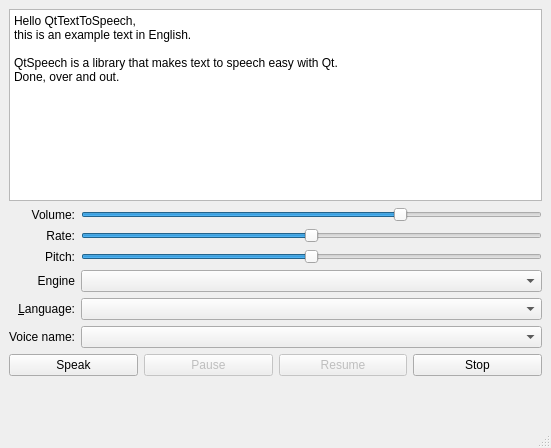
This is TTP.ui in LouayNouri/projet-recyclage as Qt 5 draws it before an edit. The edited form follows.
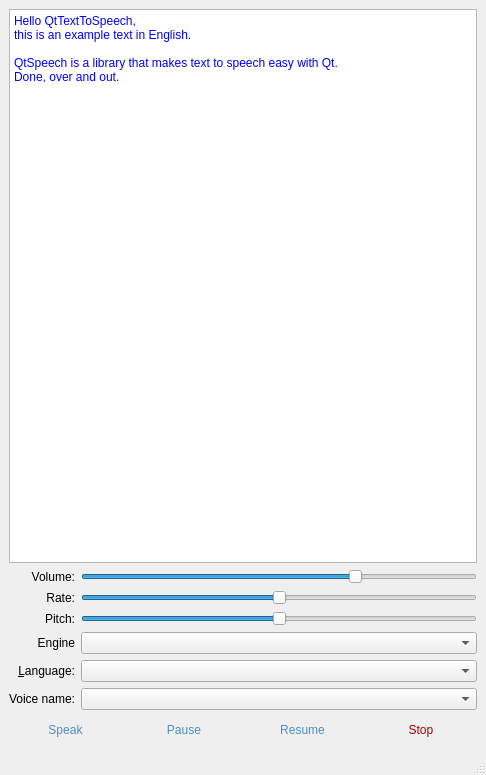
This is the edited form.

Patch:
```diff
--- a/TTP.ui
+++ b/TTP.ui
@@ -6,8 +6,8 @@
    <rect>
     <x>0</x>
     <y>0</y>
-    <width>551</width>
-    <height>448</height>
+    <width>486</width>
+    <height>775</height>
    </rect>
   </property>
   <property name="windowTitle">
@@ -23,6 +23,9 @@
         <verstretch>0</verstretch>
        </sizepolicy>
       </property>
+      <property name="styleSheet">
+       <string notr="true">color: rgb(0, 0, 255);</string>
+      </property>
       <property name="plainText">
        <string>Hello QtTextToSpeech,
 this is an example text in English.
@@ -204,6 +207,19 @@
      <layout class="QHBoxLayout" name="horizontalLayout">
       <item>
        <widget class="QPushButton" name="speakButton">
+        <property name="styleSheet">
+         <string notr="true">QPushButton {
+   color: rgb(74, 141, 198);
+    border: 2px solid transparent; /* Invisible border */
+    border-radius: 10px;
+    padding: 5px;
+    min-width: 70px;
+}
+QPushButton:hover {
+    border: 2px solid rgb(74, 141, 198);; /* Blue border becomes visible when hovered over */
+}
+</string>
+        </property>
         <property name="text">
          <string>Speak</string>
         </property>
@@ -214,6 +230,19 @@
         <property name="enabled">
          <bool>false</bool>
         </property>
+        <property name="styleSheet">
+         <string notr="true">QPushButton {
+   color: rgb(74, 141, 198);
+    border: 2px solid transparent; /* Invisible border */
+    border-radius: 10px;
+    padding: 5px;
+    min-width: 70px;
+}
+QPushButton:hover {
+    border: 2px solid rgb(74, 141, 198);; /* Blue border becomes visible when hovered over */
+}
+</string>
+        </property>
         <property name="text">
          <string>Pause</string>
         </property>
@@ -224,6 +253,19 @@
         <property name="enabled">
          <bool>false</bool>
         </property>
+        <property name="styleSheet">
+         <string notr="true">QPushButton {
+   color: rgb(74, 141, 198);
+    border: 2px solid transparent; /* Invisible border */
+    border-radius: 10px;
+    padding: 5px;
+    min-width: 70px;
+}
+QPushButton:hover {
+    border: 2px solid rgb(74, 141, 198);; /* Blue border becomes visible when hovered over */
+}
+</string>
+        </property>
         <property name="text">
          <string>Resume</string>
         </property>
@@ -231,6 +273,19 @@
       </item>
       <item>
        <widget class="QPushButton" name="stopButton">
+        <property name="styleSheet">
+         <string notr="true">QPushButton {
+	color: rgb(170, 0, 0);
+    border: 2px solid transparent; /* Invisible border */
+    border-radius: 10px;
+    padding: 5px;
+    min-width: 70px;
+}
+QPushButton:hover {
+    border: 2px solid rgb(74, 141, 198);; /* Blue border becomes visible when hovered over */
+}
+</string>
+        </property>
         <property name="text">
          <string>Stop</string>
         </property>
@@ -238,19 +293,6 @@
       </item>
      </layout>
     </item>
-    <item>
-     <spacer name="verticalSpacer">
-      <property name="orientation">
-       <enum>Qt::Vertical</enum>
-      </property>
-      <property name="sizeHint" stdset="0">
-       <size>
-        <width>20</width>
-        <height>40</height>
-       </size>
-      </property>
-     </spacer>
-    </item>
    </layout>
   </widget>
   <widget class="QStatusBar" name="statusbar"/>
```
Left out of the diff: 134 changed lines with no effect on the pictures.
